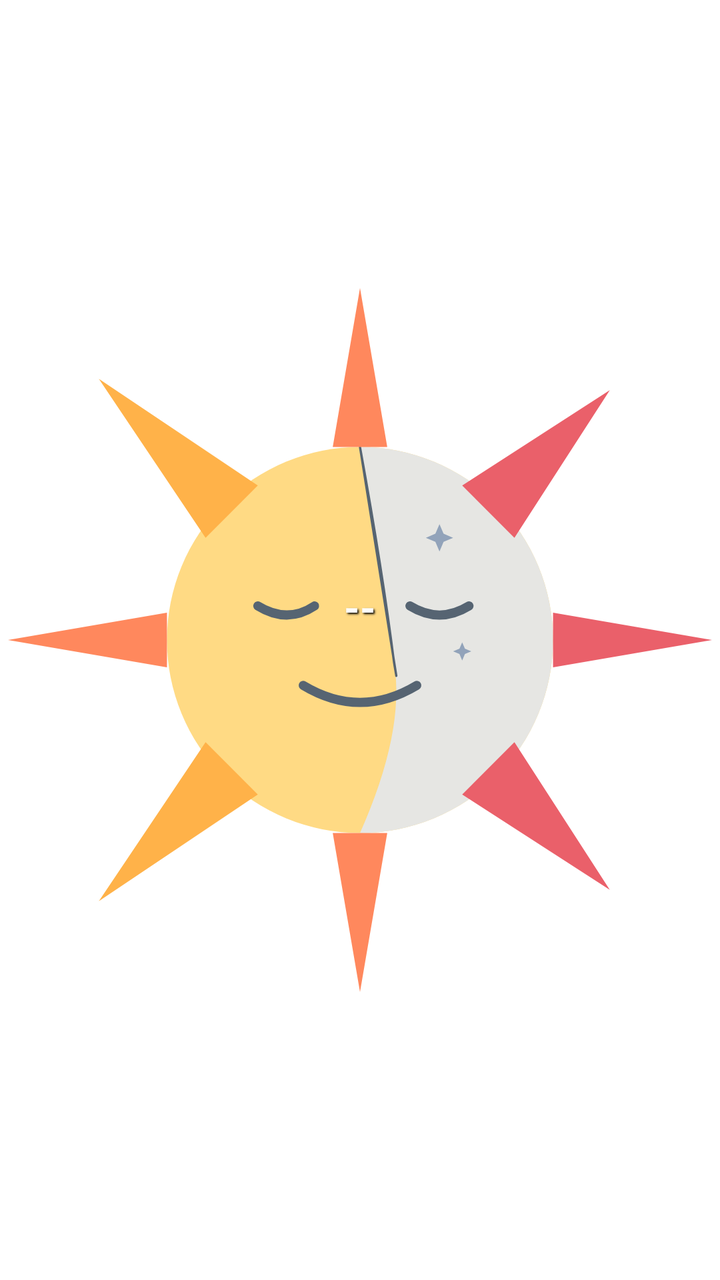
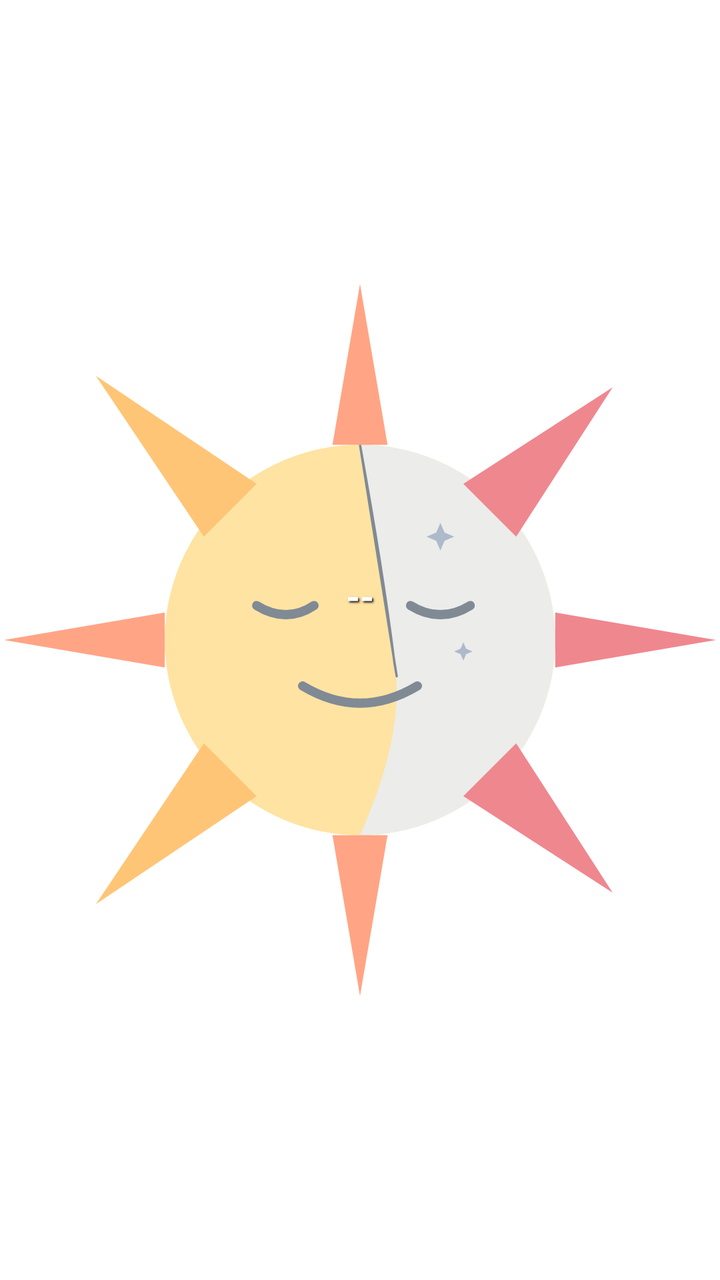

Before-and-after screenshots of an Android layout around one commit, followed by the original layout XML and the change that was made.
<!-- AndroidManifest.xml: application theme Theme.LightController -->
<!-- res/layout/light_status_view.xml -->
<?xml version="1.0" encoding="utf-8"?>
<FrameLayout xmlns:android="http://schemas.android.com/apk/res/android"
    android:id="@+id/light_status_root"
    android:layout_width="match_parent"
    android:layout_height="match_parent"
    android:padding="4dp">

    
    <ImageView
        android:id="@+id/light_icon"
        android:layout_width="match_parent"
        android:layout_height="match_parent"
        android:src="@drawable/ic_light"
        android:scaleType="fitCenter"
        android:layout_gravity="center"
        android:alpha="0.8"
        android:contentDescription="@string/light_status" />

    
    <LinearLayout
        android:layout_width="match_parent"
        android:layout_height="match_parent"
        android:gravity="center"
        android:orientation="vertical">

        <TextView
            android:id="@+id/light_mode_text"
            android:layout_width="match_parent"
            android:layout_height="wrap_content"
            android:gravity="center"
            android:textSize="20sp"
            android:textStyle="bold"
            android:textColor="#FFFFFF"
            android:shadowColor="#000000"
            android:shadowDx="2"
            android:shadowDy="2"
            android:shadowRadius="2"
            android:text="--" />

        <TextView
            android:id="@+id/light_device_name"
            android:layout_width="match_parent"
            android:layout_height="wrap_content"
            android:gravity="center"
            android:textSize="12sp"
            android:textStyle="bold"
            android:textColor="#FFFFFF"
            android:shadowColor="#000000"
            android:shadowDx="1"
            android:shadowDy="1"
            android:shadowRadius="1"
            android:text="" />

        <TextView
            android:id="@+id/light_battery_text"
            android:layout_width="match_parent"
            android:layout_height="wrap_content"
            android:gravity="center"
            android:textSize="12sp"
            android:textStyle="bold"
            android:textColor="#AAAAAA"
            android:shadowColor="#000000"
            android:shadowDx="1"
            android:shadowDy="1"
            android:shadowRadius="1"
            android:text="" />
    </LinearLayout>
</FrameLayout>
<!-- resources referenced by this layout -->
<resources>
  <!-- drawable ic_light (drawable) -->
  <vector xmlns:android="http://schemas.android.com/apk/res/android"
      android:width="24dp"
      android:height="24dp"
      android:viewportWidth="310"
      android:viewportHeight="310">
      
      <path
          android:fillColor="#ffd166"
          android:pathData="M 155,155 m -85,0 a 85,85 0 1,1 170,0 a 85,85 0 1,1 -170,0" />
      <path
          android:fillColor="#e0e1dd"
          android:pathData="M 155,70 A 85,85 0 0 1 155,240 Q 175,195 170,165 Q 165,125 155,70" />
      <path
          android:strokeColor="#2c3e50"
          android:strokeWidth="1"
          android:strokeLineCap="round"
          android:pathData="M 155,70 Q 175,195 170,165 Q 165,125 155,70" />
      <path
          android:strokeColor="#2c3e50"
          android:strokeWidth="4"
          android:strokeLineCap="round"
          android:pathData="M 110,140 Q 123,148 135,140 M 177,140 Q 190,148 203,140 M 130,175 Q 155,190 180,175" />
      <path
          android:fillColor="#778da9"
          android:pathData="M 190,104 L 191.8,108.2 L 196,110 L 191.8,111.8 L 190,116 L 188.2,111.8 L 184,110 L 188.2,108.2 Z M 200,156 L 201.2,158.8 L 204,160 L 201.2,161.2 L 200,164 L 198.8,161.2 L 196,160 L 198.8,158.8 Z" />
      <path
          android:fillColor="#ff6b35"
          android:pathData="M 143,70 H 167 L 155,0 Z M 143,240 H 167 L 155,310 Z M 70,143 V 167 L 0,155 Z" />
      <path
          android:fillColor="#ff9f1c"
          android:pathData="M 87,110 L 110,87 L 40,40 Z M 87,200 L 110,223 L 40,270 Z" />
      <path
          android:fillColor="#e63946"
          android:pathData="M 240,143 V 167 L 310,155 Z M 200,87 L 223,110 L 265,45 Z M 200,223 L 223,200 L 265,265 Z" />
  </vector>
  <string name="light_status">Light Status</string>
  <style name="Theme.LightController" parent="Theme.AppCompat.Light.NoActionBar">
          <item name="android:windowBackground">@android:color/white</item>
      </style>
</resources>

<!-- the commit's change to res/layout/light_status_view.xml (unified diff, before → after) -->
@@ -1,9 +1,9 @@
 <?xml version="1.0" encoding="utf-8"?>
-<FrameLayout xmlns:android="http://schemas.android.com/apk/res/android"
+<RelativeLayout xmlns:android="http://schemas.android.com/apk/res/android"
     android:id="@+id/light_status_root"
     android:layout_width="match_parent"
     android:layout_height="match_parent"
-    android:padding="4dp">
+    android:padding="2dp">
 
     
     <ImageView
@@ -12,14 +12,14 @@
         android:layout_height="match_parent"
         android:src="@drawable/ic_light"
         android:scaleType="fitCenter"
-        android:layout_gravity="center"
-        android:alpha="0.8"
+        android:alpha="0.6"
         android:contentDescription="@string/light_status" />
 
     
     <LinearLayout
         android:layout_width="match_parent"
-        android:layout_height="match_parent"
+        android:layout_height="wrap_content"
+        android:layout_centerInParent="true"
         android:gravity="center"
         android:orientation="vertical">
 
@@ -28,7 +28,7 @@
             android:layout_width="match_parent"
             android:layout_height="wrap_content"
             android:gravity="center"
-            android:textSize="20sp"
+            android:textSize="18sp"
             android:textStyle="bold"
             android:textColor="#FFFFFF"
             android:shadowColor="#000000"
@@ -42,13 +42,31 @@
             android:layout_width="match_parent"
             android:layout_height="wrap_content"
             android:gravity="center"
-            android:textSize="12sp"
+            android:textSize="11sp"
             android:textStyle="bold"
             android:textColor="#FFFFFF"
             android:shadowColor="#000000"
             android:shadowDx="1"
             android:shadowDy="1"
             android:shadowRadius="1"
+            android:maxLines="1"
+            android:ellipsize="end"
+            android:text="" />
+
+        <TextView
+            android:id="@+id/light_device_status"
+            android:layout_width="match_parent"
+            android:layout_height="wrap_content"
+            android:gravity="center"
+            android:textSize="11sp"
+            android:textStyle="bold"
+            android:textColor="#DDDDDD"
+            android:shadowColor="#000000"
+            android:shadowDx="1"
+            android:shadowDy="1"
+            android:shadowRadius="1"
+            android:maxLines="1"
+            android:ellipsize="end"
             android:text="" />
 
         <TextView
@@ -56,13 +74,15 @@
             android:layout_width="match_parent"
             android:layout_height="wrap_content"
             android:gravity="center"
-            android:textSize="12sp"
+            android:textSize="11sp"
             android:textStyle="bold"
             android:textColor="#AAAAAA"
             android:shadowColor="#000000"
             android:shadowDx="1"
             android:shadowDy="1"
             android:shadowRadius="1"
+            android:maxLines="1"
+            android:ellipsize="end"
             android:text="" />
     </LinearLayout>
-</FrameLayout>
+</RelativeLayout>
